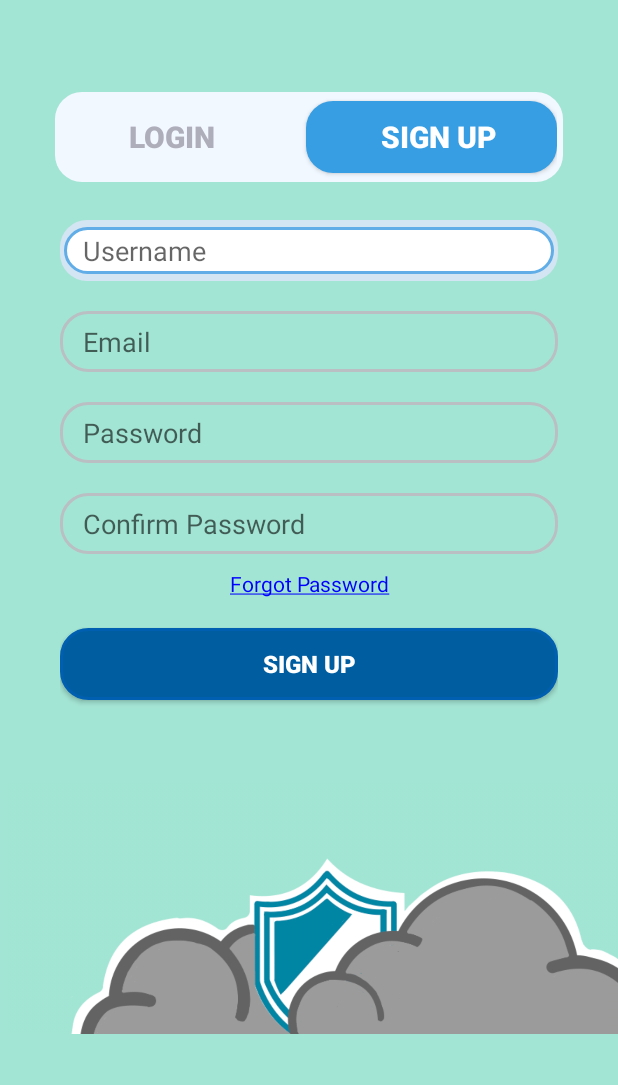
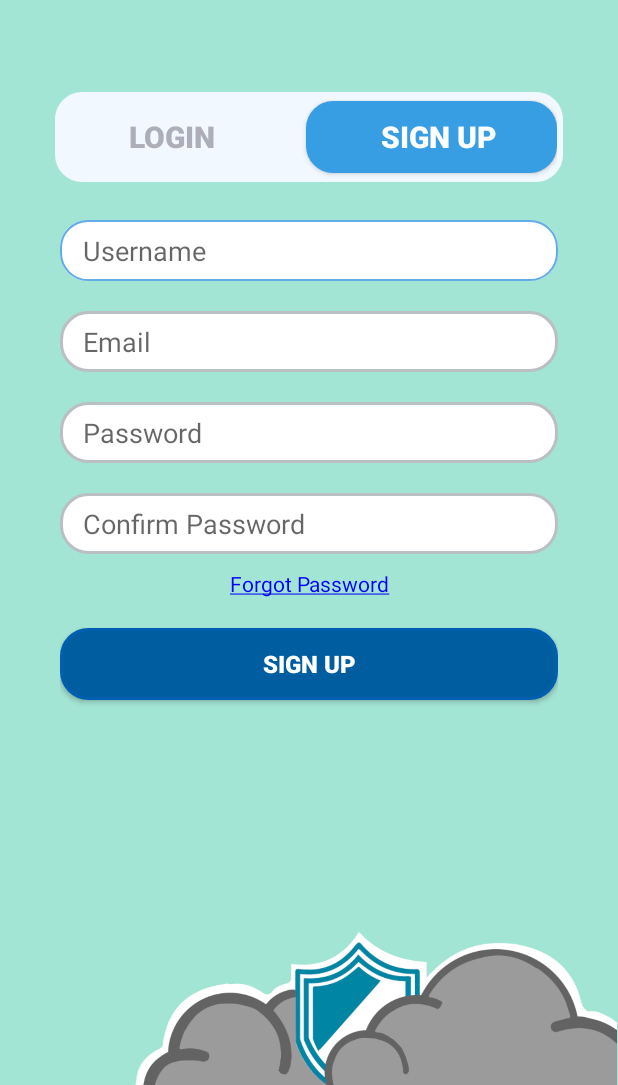
Before and after one commit to NichHarris/GasGuard, an Android app: the screen it shows after launch (SignupActivity), after a tap on "SIGN UP", on a phone screen of 412 x 824 dp, the part 151-1236 px from its top. Run offline under Robolectric (Android 15) with nearby library versions, the phone set to English and light mode, and no system bars; our stand-ins replace Firebase (no records; nobody signed in at launch, a user with empty details on screens opened directly).

Commit message:
Fix nicks dumb border cuz hes dumb

```diff
--- a/app/src/main/java/com/example/minicapstone390/Views/LoginActivity.java
+++ b/app/src/main/java/com/example/minicapstone390/Views/LoginActivity.java
@@ -116,5 +116,8 @@ public class LoginActivity extends AppCompatActivity {
     private void openSignupActivity() {
         Intent intent = new Intent(this, SignupActivity.class);
         startActivity(intent);
+
+        //Remove transition
+        overridePendingTransition(0, 0);
     }
 }
--- a/app/src/main/java/com/example/minicapstone390/Views/SignupActivity.java
+++ b/app/src/main/java/com/example/minicapstone390/Views/SignupActivity.java
@@ -178,5 +178,8 @@ public class SignupActivity extends AppCompatActivity {
     private void openLoginActivity() {
         Intent intent = new Intent(this, LoginActivity.class);
         startActivity(intent);
+
+        //Remove transition
+        overridePendingTransition(0, 0);
     }
 }
--- a/app/src/main/res/drawable/input_styles.xml
+++ b/app/src/main/res/drawable/input_styles.xml
@@ -4,6 +4,7 @@
     <item
         android:state_focused="false">
         <shape>
+            <solid android:color="#FFF"/>
             <corners
                 android:radius="18dp"/>
             <stroke
--- a/app/src/main/res/drawable/selected_input_styles.xml
+++ b/app/src/main/res/drawable/selected_input_styles.xml
@@ -6,22 +6,22 @@
                 android:color="#D3E5F2"/>
             <corners
                 android:radius="18dp"/>
-            <padding
-                android:top="5dp"
-                android:right="3dp"
-                android:bottom="5dp"
-                android:left="3dp"/>
+<!--             <padding -->
+<!--                 android:top="5dp" -->
+<!--                 android:right="3dp" -->
+<!--                 android:bottom="5dp" -->
+<!--                 android:left="3dp"/> -->
         </shape>
     </item>
     <!-- Input Border -->
     <item>
-        <shape android:padding="3dp">
+        <shape>
             <solid
                 android:color="@color/white"/>
             <corners
                 android:radius="18dp"/>
             <stroke
-                android:width="2dp"
+                android:width="1dp"
                 android:color="#61ADE8"/>
         </shape>
     </item>
--- a/app/src/main/res/layout/activity_signup.xml
+++ b/app/src/main/res/layout/activity_signup.xml
@@ -154,17 +154,15 @@
 
     <ImageView
         android:id="@+id/gg_cloud_signup"
-        android:layout_width="411dp"
-        android:layout_height="358dp"
-        android:layout_marginStart="25dp"
-        android:layout_marginTop="1dp"
-        android:layout_marginEnd="20dp"
+        android:layout_width="361dp"
+        android:layout_height="146dp"
         android:visibility="visible"
         app:layout_constraintBottom_toBottomOf="parent"
         app:layout_constraintEnd_toEndOf="parent"
-        app:layout_constraintHorizontal_bias="0.50"
+        app:layout_constraintHorizontal_bias="1.0"
         app:layout_constraintStart_toStartOf="parent"
         app:layout_constraintTop_toBottomOf="@+id/signup_form"
+        app:layout_constraintVertical_bias="1.0"
         app:srcCompat="@drawable/gg_corner"
         tools:visibility="visible" />
 </androidx.constraintlayout.widget.ConstraintLayout>
--- a/app/src/main/res/values/themes.xml
+++ b/app/src/main/res/values/themes.xml
@@ -31,6 +31,10 @@
         <item name="windowActionBar">false</item>
     </style>
 
+    <style name="Button" parent="Widget.AppCompat.Button" >
+
+    </style>
+
     <style name="RadioButton" parent="Widget.AppCompat.CompoundButton.RadioButton">
         <item name="android:background">@drawable/button</item>
         <item name="android:button">@null</item>
```
Also changed, not shown: app/src/main/res/layout/activity_login.xml (+6 -9 lines).
